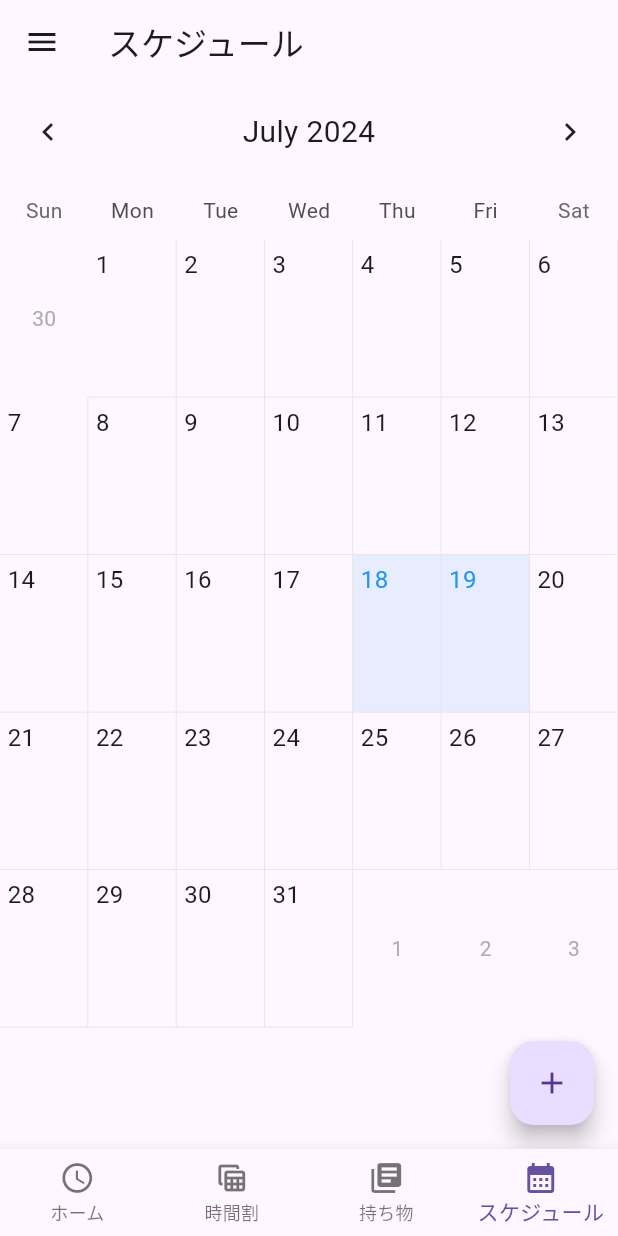
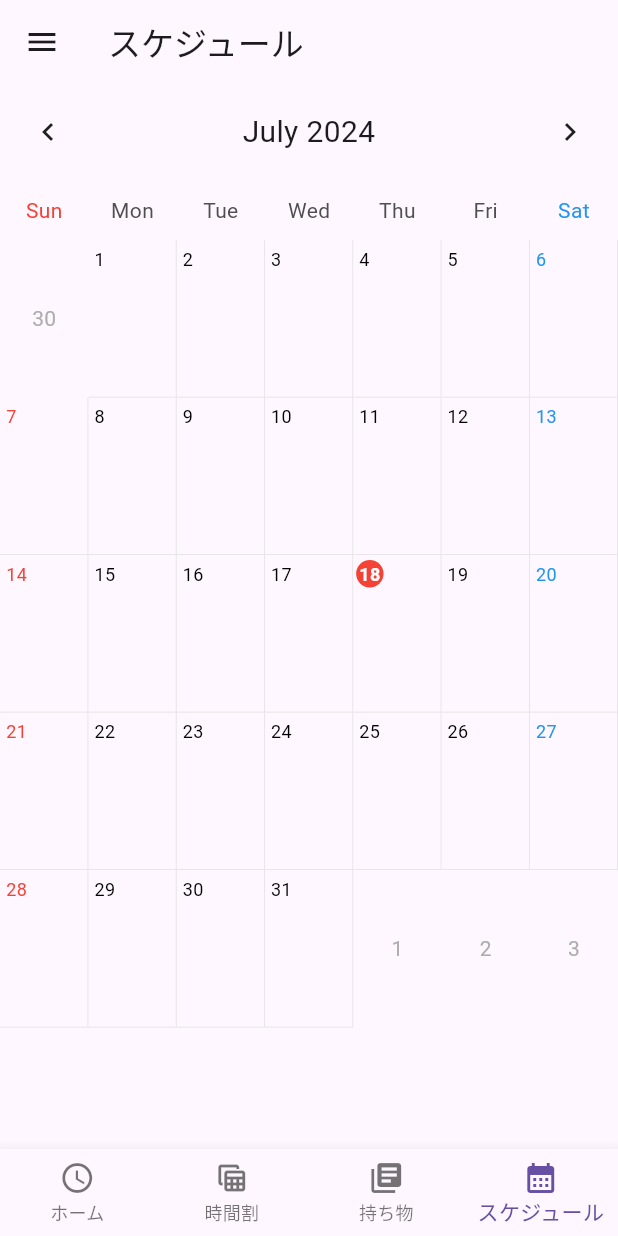
Before and after one commit to OMEGA-himajin/remind-dev, a Flutter app: the screen it shows after launch, item 4 of the bottom bar chosen, on a phone screen of 412 x 824 dp. Run offline on Flutter 3.47's test engine with Material 3 defaults, Android fonts, the phone set to English and light mode, and no system bars; drawn by our look-alikes of table_calendar; our stand-ins replace firebase_core, flutter_colorpicker, shared_preferences; accounts and stored records are empty.

Commit message:
数字にラベルが被る問題を修正

```diff
--- a/lib/screens/schedule.dart
+++ b/lib/screens/schedule.dart
@@ -73,7 +73,6 @@ class _ScheduleScreenState extends State<ScheduleScreen> {
                 Navigator.pop(context);
               },
             ),
-            // 他のメニュー項目をここに追加
           ],
         ),
       ),
@@ -90,19 +89,15 @@ class _ScheduleScreenState extends State<ScheduleScreen> {
                             child: LayoutBuilder(
                               builder: (context, constraints) {
                                 final availableHeight = constraints.maxHeight;
-                                final rowHeight =
-                                    (availableHeight - 80) / 6; // 6週間分のカレンダーを想定
+                                final rowHeight = (availableHeight - 80) / 6;
                                 return TableCalendar(
                                   firstDay: DateTime.utc(2010, 1, 1),
                                   lastDay: DateTime.utc(2030, 1, 1),
                                   focusedDay: _focusedDay,
-                                  selectedDayPredicate: (day) {
-                                    return day.isAfter(_selectedStartDay
-                                            .subtract(Duration(days: 1))) &&
-                                        day.isBefore(_selectedEndDay
-                                            .add(Duration(days: 1)));
-                                  },
-                                  onDaySelected: (selectedDay, focusedDay) {
+                                  onDaySelected: (
+                                    selectedDay,
+                                    focusedDay,
+                                  ) {
                                     setState(() {
                                       if (selectedDay
                                               .isBefore(_selectedStartDay) ||
@@ -118,19 +113,38 @@ class _ScheduleScreenState extends State<ScheduleScreen> {
                                       _isAddingEvent = true;
                                     });
                                   },
+                                  calendarStyle: CalendarStyle(
+                                    weekendTextStyle:
+                                        TextStyle(color: Colors.red),
+                                  ),
                                   calendarBuilders: CalendarBuilders(
                                     defaultBuilder: (context, day, focusedDay) {
                                       return _buildDayContainer(
                                           day, focusedDay);
                                     },
-                                    selectedBuilder:
-                                        (context, day, focusedDay) {
-                                      return _buildDayContainer(day, focusedDay,
-                                          isSelected: true);
-                                    },
                                     todayBuilder: (context, day, focusedDay) {
                                       return _buildDayContainer(day, focusedDay,
                                           isToday: true);
+                                    },
+                                    dowBuilder: (context, day) {
+                                      if (day.weekday == DateTime.sunday) {
+                                        return Center(
+                                          child: Text(
+                                            DateFormat.E().format(day),
+                                            style: TextStyle(color: Colors.red),
+                                          ),
+                                        );
+                                      }
+                                      if (day.weekday == DateTime.saturday) {
+                                        return Center(
+                                          child: Text(
+                                            DateFormat.E().format(day),
+                                            style:
+                                                TextStyle(color: Colors.blue),
+                                          ),
+                                        );
+                                      }
+                                      return null;
                                     },
                                   ),
                                   rowHeight: rowHeight,
@@ -202,23 +216,21 @@ class _ScheduleScreenState extends State<ScheduleScreen> {
                 ),
               ],
             ),
-      floatingActionButton: FloatingActionButton(
-        onPressed: () {
-          _showAddEventDialog();
-        },
-        child: Icon(Icons.add),
-        tooltip: '追加',
-      ),
     );
   }
 
   Widget _buildDayContainer(DateTime day, DateTime focusedDay,
-      {bool isSelected = false, bool isToday = false}) {
+      {bool isToday = false}) {
     List<Map<String, dynamic>> events = _dataManager.getEventsForDay(day);
 
-    bool isInSelectedRange =
-        day.isAfter(_selectedStartDay.subtract(Duration(days: 1))) &&
-            day.isBefore(_selectedEndDay.add(Duration(days: 1)));
+    Color textColor;
+    if (day.weekday == DateTime.sunday) {
+      textColor = Colors.red;
+    } else if (day.weekday == DateTime.saturday) {
+      textColor = Colors.blue;
+    } else {
+      textColor = isToday ? Colors.white : Colors.black;
+    }
 
     return Container(
       decoration: BoxDecoration(
@@ -226,27 +238,30 @@ class _ScheduleScreenState extends State<ScheduleScreen> {
           right: BorderSide(color: Colors.grey.shade300, width: 0.5),
           bottom: BorderSide(color: Colors.grey.shade300, width: 0.5),
         ),
-        color: isInSelectedRange ? Colors.blue.withOpacity(0.1) : null,
       ),
       child: Stack(
         children: [
           Positioned(
-            top: 5,
-            left: 5,
-            child: Text(
-              '${day.day}',
-              style: TextStyle(
-                fontSize: 16.0,
-                color: isSelected
-                    ? Colors.blue
-                    : isToday
-                        ? Colors.red
-                        : null,
+            top: 2,
+            left: 2,
+            child: Container(
+              padding: EdgeInsets.all(2),
+              decoration: BoxDecoration(
+                shape: BoxShape.circle,
+                color: isToday ? Colors.red : Colors.transparent,
+              ),
+              child: Text(
+                '${day.day}',
+                style: TextStyle(
+                  fontSize: 12.0,
+                  color: textColor,
+                  fontWeight: isToday ? FontWeight.bold : FontWeight.normal,
+                ),
               ),
             ),
           ),
           Positioned(
-            top: 25, // 日付の下にイベントを配置
+            top: 20,
             left: 0,
             right: 0,
             bottom: 0,
@@ -262,7 +277,6 @@ class _ScheduleScreenState extends State<ScheduleScreen> {
     int displayedEvents = 0;
     bool hasMoreEvents = false;
 
-    // イベントを期間の長さでソート（長い順）
     events.sort((a, b) {
       DateTime startA = DateTime.parse(a['startDateTime']);
       DateTime endA = DateTime.parse(a['endDateTime']);
@@ -297,8 +311,8 @@ class _ScheduleScreenState extends State<ScheduleScreen> {
         }
 
         if (row < 2) {
-          double height = 16.0;
-          double top = row * (height + 1);
+          double height = 14.0;
+          double top = row * (height + 1) + 1;
 
           eventWidgets.add(
             Positioned(
@@ -322,7 +336,7 @@ class _ScheduleScreenState extends State<ScheduleScreen> {
                             _getEventDisplayText(event),
                             style: TextStyle(
                               color: Colors.white,
-                              fontSize: 9,
+                              fontSize: 8,
                               fontWeight: FontWeight.bold,
                             ),
                             textAlign: TextAlign.center,
@@ -346,8 +360,8 @@ class _ScheduleScreenState extends State<ScheduleScreen> {
           bottom: 2,
           right: 2,
           child: Container(
-            width: 16,
-            height: 16,
+            width: 14,
+            height: 14,
             decoration: BoxDecoration(
               color: Colors.grey,
               shape: BoxShape.circle,
@@ -357,7 +371,7 @@ class _ScheduleScreenState extends State<ScheduleScreen> {
                 '+',
                 style: TextStyle(
                   color: Colors.white,
-                  fontSize: 12,
+                  fontSize: 10,
                   fontWeight: FontWeight.bold,
                 ),
               ),
@@ -368,38 +382,30 @@ class _ScheduleScreenState extends State<ScheduleScreen> {
     }
 
     return Container(
-      height: 2 * (16.0 + 1) + 2, // 2つのイベント + 追加のスペース
+      height: 2 * (14.0 + 1) + 2,
       child: Stack(children: eventWidgets),
     );
   }
 
   bool _shouldShowLabel(DateTime day, DateTime startDate, DateTime endDate) {
-    // 開始日または終了日の場合は常にラベルを表示
     if (isSameDay(day, startDate) || isSameDay(day, endDate)) {
       return true;
     }
 
-    // 月初めの場合はラベルを表示
     if (day.day == 1) {
       return true;
     }
 
     int daysBetween = endDate.difference(startDate).inDays;
 
-    // イベントが2週間以上の場合のみ、中間点のラベル表示を考慮
     if (daysBetween > 13) {
-      // イベントの中間点を計算
       DateTime midpoint = startDate.add(Duration(days: daysBetween ~/ 2));
-
-      // 中間点の週の水曜日を計算
       DateTime weekMidpoint =
           midpoint.subtract(Duration(days: midpoint.weekday - 3));
 
-      // 現在の日が中間点の週の水曜日で、かつ開始日と終了日の間にある場合にラベルを表示
       if (isSameDay(day, weekMidpoint) &&
           day.isAfter(startDate) &&
           day.isBefore(endDate)) {
-        // 開始日と終了日が異なる週にあることを確認
         if (weekMidpoint.difference(startDate).inDays >= 7 &&
             endDate.difference(weekMidpoint).inDays >= 7) {
           return true;
@@ -773,19 +779,6 @@ class _ScheduleScreenState extends State<ScheduleScreen> {
     );
   }
 
-  bool _eventsOverlap(
-      Map<String, dynamic> event1, Map<String, dynamic> event2, DateTime day) {
-    DateTime start1 = DateTime.parse(event1['startDateTime']);
-    DateTime end1 = DateTime.parse(event1['endDateTime']);
-    DateTime start2 = DateTime.parse(event2['startDateTime']);
-    DateTime end2 = DateTime.parse(event2['endDateTime']);
-
-    return (start1.isBefore(end2) || isSameDay(start1, end2)) &&
-        (start2.isBefore(end1) || isSameDay(start2, end1)) &&
-        !day.isBefore(start1.isAfter(start2) ? start1 : start2) &&
-        !day.isAfter(end1.isBefore(end2) ? end1 : end2);
-  }
-
   void _addEvent(
     String newEvent,
     String subject,
--- a/pubspec.yaml
+++ b/pubspec.yaml
@@ -17,6 +17,8 @@ dependencies:
   shared_preferences: ^2.0.15
   shared_preferences_web: ^2.3.0
   flutter_colorpicker: ^1.0.3
+  intl: ^0.17.0
+  provider: ^6.0.0
 
 dev_dependencies:
   flutter_test:
```
